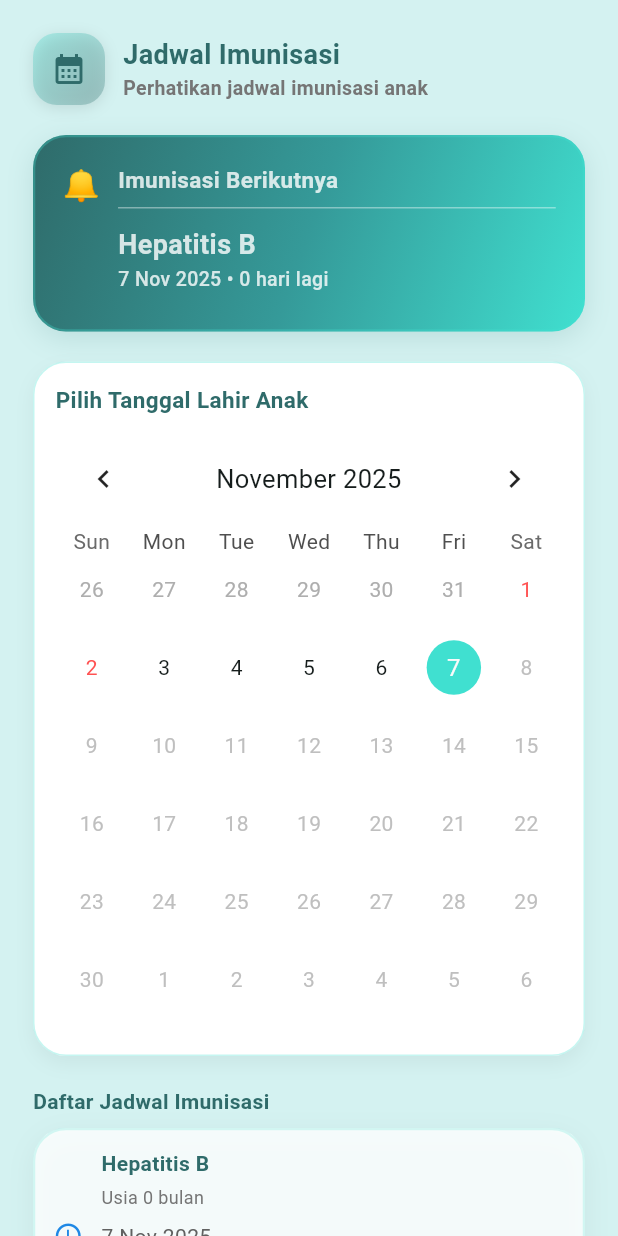
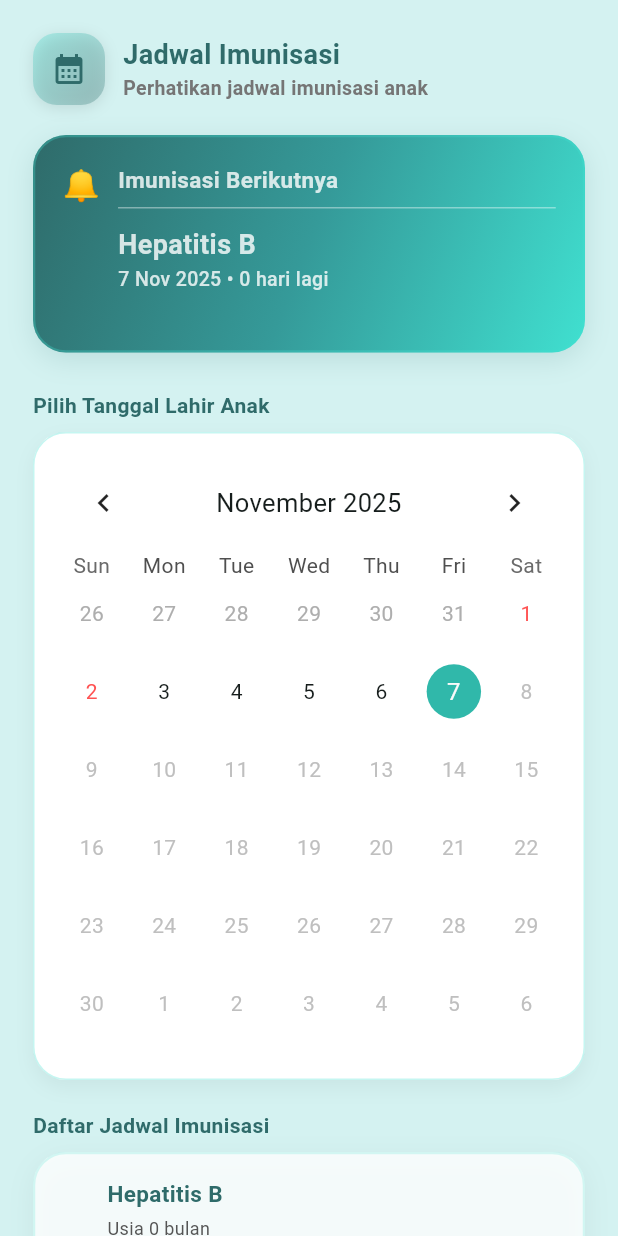
Before and after one commit to fanifatimahpr/stuntinq_apps, a Flutter app: the ImunisasiPage screen opened directly, on a phone screen of 412 x 824 dp. Run offline on Flutter 3.47's test engine with Material 3 defaults, Android fonts, the phone set to English and light mode, and no system bars; drawn by our look-alikes of table_calendar; our stand-ins replace fluttertoast, shared_preferences, sqflite; accounts and stored records are empty.

Commit message:
After Present(1)

```diff
--- a/lib/bottomnavigation/imunisasi.dart
+++ b/lib/bottomnavigation/imunisasi.dart
@@ -206,7 +206,11 @@ DateTime? _selectedDay;
 
             //Imunisasi Berikutnya
             _buildNextImunisasi(),
-            height(20),
+            height(25),
+
+            //Pilih Tanggal Lahir
+            _buildSectionTitle("Pilih Tanggal Lahir Anak"),
+            height(8),
 
             //Calendar
             _buildBirthCalendar(),
@@ -279,75 +283,6 @@ DateTime? _selectedDay;
     );
   }
 
-Widget _buildBirthCalendar() {
-  return Container(
-    decoration: BoxDecoration(
-      color: Colors.white,
-      borderRadius: BorderRadius.circular(22),
-      border: Border.all(color: const Color(0xFF40E0D0).withOpacity(0.3)),
-      boxShadow: [
-        BoxShadow(
-          color: Colors.black.withOpacity(0.05),
-          blurRadius: 10,
-          offset: const Offset(0, 5),
-        ),
-      ],
-    ),
-    padding: const EdgeInsets.all(14),
-    child: Column(
-      crossAxisAlignment: CrossAxisAlignment.start,
-      children: [
-        const Text(
-          "Pilih Tanggal Lahir Anak",
-          style: TextStyle(
-            fontSize: 15,
-            fontWeight: FontWeight.w700,
-            color: Color(0xFF2F6B6A),
-          ),
-        ),
-        const SizedBox(height: 10),
-        TableCalendar(
-          firstDay: DateTime.utc(2010, 1, 1),
-          lastDay: DateTime.now(),
-          focusedDay: _focusedDay,
-          selectedDayPredicate: (day) => isSameDay(_selectedDay, day),
-          onDaySelected: (selectedDay, focusedDay) {
-            setState(() {
-              _selectedDay = selectedDay;
-              _focusedDay = focusedDay;
-              tanggalLahirAnak = selectedDay;
-              _updateImunisasiDates();
-            });
-          },
-          calendarStyle: CalendarStyle(
-            todayDecoration: BoxDecoration(
-              color: const Color(0xFF40E0D0),
-              shape: BoxShape.circle,
-            ),
-            selectedDecoration: BoxDecoration(
-              color: const Color(0xFF2F6B6A),
-              shape: BoxShape.circle,
-            ),
-            weekendTextStyle: const TextStyle(color: Colors.redAccent),
-          ),
-          headerStyle: const HeaderStyle(
-            formatButtonVisible: false,
-            titleCentered: true,
-          ),
-        ),
-        const SizedBox(height: 10),
-        if (tanggalLahirAnak != null)
-          Text(
-            "Tanggal lahir dipilih: ${tanggalLahirAnak!.day} ${_monthName(tanggalLahirAnak!.month)} ${tanggalLahirAnak!.year}",
-            style: TextStyle(
-              color: const Color(0xFF2F6B6A),
-              fontWeight: FontWeight.w600,
-            ),
-          ),
-      ],
-    ),
-  );
-}
 
   Widget _buildNextImunisasi() {
     final next = nextImunisasi;
@@ -431,7 +366,7 @@ Widget _buildBirthCalendar() {
                         fontWeight: FontWeight.w500,
                       ),
                     ),
-                    height(6),
+                    height(20),
                     if (completedList.isNotEmpty) ...[
                       // Text(
                       //   "✅ Sudah dilakukan:",
@@ -441,16 +376,17 @@ Widget _buildBirthCalendar() {
                       //     fontWeight: FontWeight.w600,
                       //   ),
                       // ),
-                      height(10),
                       for (var done in completedList)
+
                         Row(
                           mainAxisAlignment: MainAxisAlignment.spaceBetween,
                           children: [
+
                             Text(
-                              "- ${done.name}",
+                              "✓ ${done.name}",
                               style: TextStyle(
                                 color: Colors.white,
-                                fontSize: 12,
+                                fontSize: 13,
                               ),
                             ),
 
@@ -459,7 +395,7 @@ Widget _buildBirthCalendar() {
                               'Selesai',
                               style: TextStyle(
                                 color: Colors.white,
-                                fontSize: 12,
+                                fontSize: 13,
                               ),
                             ),
                           ],
@@ -474,6 +410,77 @@ Widget _buildBirthCalendar() {
       ),
     );
   }
+
+Widget _buildBirthCalendar() {
+  return Container(
+    decoration: BoxDecoration(
+      color: Colors.white,
+      borderRadius: BorderRadius.circular(22),
+      border: Border.all(color: const Color(0xFF40E0D0).withOpacity(0.3)),
+      boxShadow: [
+        BoxShadow(
+          color: Colors.black.withOpacity(0.05),
+          blurRadius: 10,
+          offset: const Offset(0, 5),
+        ),
+      ],
+    ),
+    padding: const EdgeInsets.all(14),
+    child: Column(
+      crossAxisAlignment: CrossAxisAlignment.center,
+      children: [
+        // const Text(
+        //   "Pilih Tanggal Lahir Anak",
+        //   style: TextStyle(
+        //     fontSize: 15,
+        //     fontWeight: FontWeight.w700,
+        //     color: Color(0xFF2F6B6A),
+        //   ),
+        // ),
+        // const SizedBox(height: 10),
+        TableCalendar(
+          firstDay: DateTime.utc(2010, 1, 1),
+          lastDay: DateTime.now(),
+          focusedDay: _focusedDay,
+          selectedDayPredicate: (day) => isSameDay(_selectedDay, day),
+          onDaySelected: (selectedDay, focusedDay) {
+            setState(() {
+              _selectedDay = selectedDay;
+              _focusedDay = focusedDay;
+              tanggalLahirAnak = selectedDay;
+              _updateImunisasiDates();
+            });
+          },
+          calendarStyle: CalendarStyle(
+            todayDecoration: BoxDecoration(
+              color: const Color.fromARGB(255, 48, 184, 170),
+              shape: BoxShape.circle,
+            ),
+            selectedDecoration: BoxDecoration(
+              color: const Color(0xFF2F6B6A),
+              shape: BoxShape.circle,
+            ),
+            weekendTextStyle: const TextStyle(color: Colors.redAccent),
+          ),
+          headerStyle: const HeaderStyle(
+            formatButtonVisible: false,
+            titleCentered: true,
+          ),
+        ),
+        const SizedBox(height: 10),
+        if (tanggalLahirAnak != null)
+          Text(
+            "Tanggal lahir anak Anda: ${tanggalLahirAnak!.day} ${_monthName(tanggalLahirAnak!.month)} ${tanggalLahirAnak!.year}",
+            style: TextStyle(
+              fontSize: 13,
+              color: const Color(0xFF2F6B6A),
+              fontWeight: FontWeight.w600,
+            ),
+          ),
+      ],
+    ),
+  );
+}
 
   Widget _buildSectionTitle(String title) {
     return Align(
@@ -510,7 +517,7 @@ Widget _buildBirthCalendar() {
                 ),
               ],
             ),
-            padding: const EdgeInsets.all(12),
+            padding: const EdgeInsets.all(16),
             child: Row(
               children: [
                 _getStatusIcon(item.status),
@@ -522,7 +529,7 @@ Widget _buildBirthCalendar() {
                       Text(
                         item.name,
                         style: TextStyle(
-                          fontSize: 14,
+                          fontSize: 15,
                           fontWeight: FontWeight.bold,
                           color: Color(0xFF2F6B6A),
                         ),
@@ -530,29 +537,16 @@ Widget _buildBirthCalendar() {
                       const SizedBox(height: 4),
                       Text(
                         'Usia ${item.ageMonth} bulan',
-                        style: TextStyle(fontSize: 12, color: Colors.grey[600]),
-                      ),
-                      const SizedBox(height: 8),
-                      Text(
-                        "${item.date.day} ${_monthName(item.date.month)} ${item.date.year}",
-                        style: TextStyle(fontSize: 14, color: Colors.grey[700]),
+                        style: TextStyle(fontSize: 12, color: const Color.fromARGB(255, 85, 85, 85)),
                       ),
 
                       Row(
                         mainAxisAlignment: MainAxisAlignment.spaceBetween,
                         children: [
                           Text(
-                            item.status == ImunisasiStatus.upcoming
-                                ? 'Akan Datang'
-                                : item.status == ImunisasiStatus.completed
-                                ? 'Selesai'
-                                : 'Terlambat',
-                            style: TextStyle(
-                              fontSize: 12,
-                              fontWeight: FontWeight.w600,
-                            ),
+                            "Jadwal Imunisasi: ${item.date.day} ${_monthName(item.date.month)} ${item.date.year}",
+                            style: TextStyle(fontSize: 13, color: const Color.fromARGB(255, 0, 0, 0)),
                           ),
-
                           //Menambahkan fitur checklist
                           Checkbox(
                             value: item.completed,
@@ -563,17 +557,22 @@ Widget _buildBirthCalendar() {
                               });
                             },
                           ),
-
-                          // Transform.scale(
-                          //   scale: 0.85,
-                          //   child: Switch(
-                          //     value: item.reminder,
-                          //     // onChanged: () {},
-                          //     onChanged: (_) => toggleReminder(item.id),
-                          //   ),
-                          // ),
                         ],
                       ),
+
+                      Text(
+                        item.status == ImunisasiStatus.upcoming
+                            ? 'Akan Datang'
+                            : item.status == ImunisasiStatus.completed
+                            ? 'Selesai'
+                            : 'Sudah Lewat',
+                        style: TextStyle(
+                          fontSize: 12,
+                          fontWeight: FontWeight.w600,
+                        ),
+                      ),
+
+
                     ],
                   ),
                 ),
```
